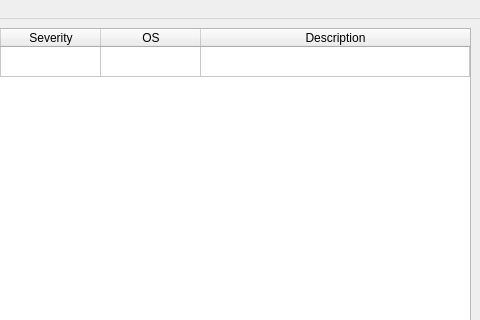
Before: the Qt Designer form RunScanWindow.ui in SeanDavies22/Vibing-Leopards, drawn with Qt 5; both pictures show x 320 to 800 and y 0 to 320 of the 800 by 575 pixel window.
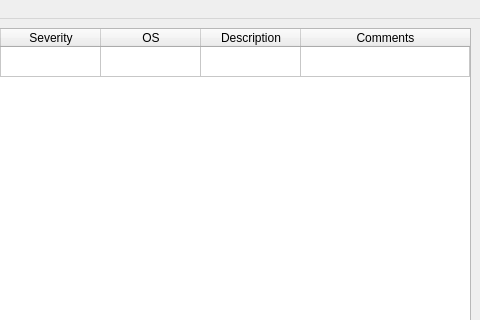
After: the same form once the commit is applied.

Commit message: Added comment column and total cost to output file.. next up is the formatting.

What changed in the file:
```diff
--- a/RunScanWindow.ui
+++ b/RunScanWindow.ui
@@ -152,6 +152,16 @@
           <string>Description</string>
          </property>
         </column>
+        <column>
+         <property name="text">
+          <string>Comments</string>
+         </property>
+        </column>
+        <item row="0" column="6">
+         <property name="text">
+          <string/>
+         </property>
+        </item>
        </widget>
       </item>
      </layout>
```
Left out of the diff: 3 changed lines with no effect on the pictures. The commit also changes 3 other files.
